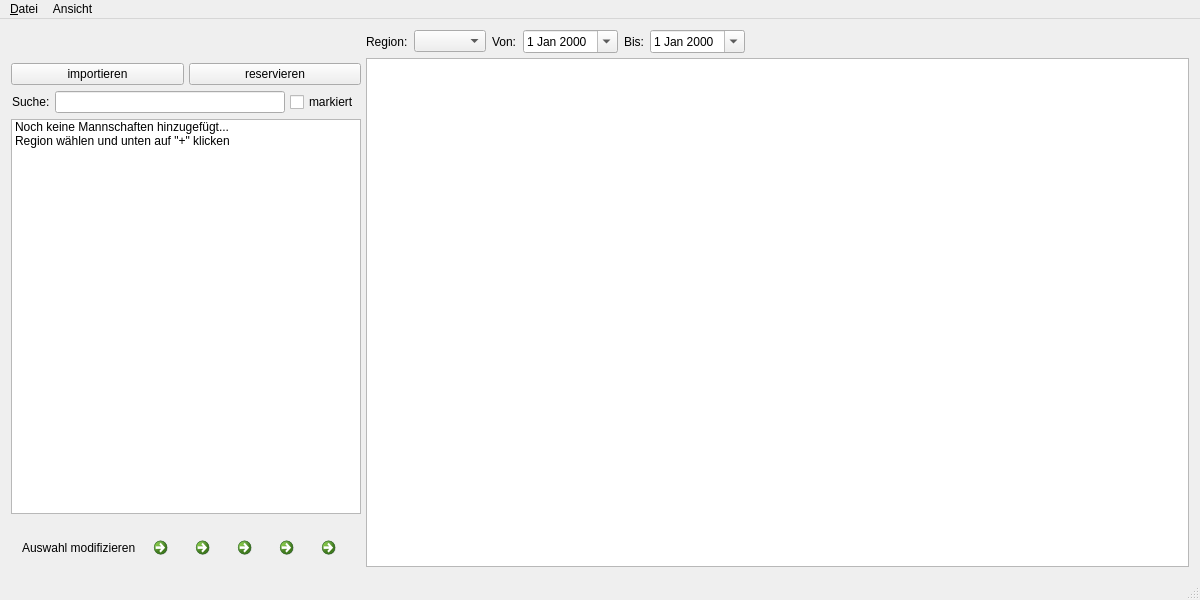
This is bin/mainwindow.ui in fupa/FuME as Qt 5 draws it before an edit. The edited form follows.
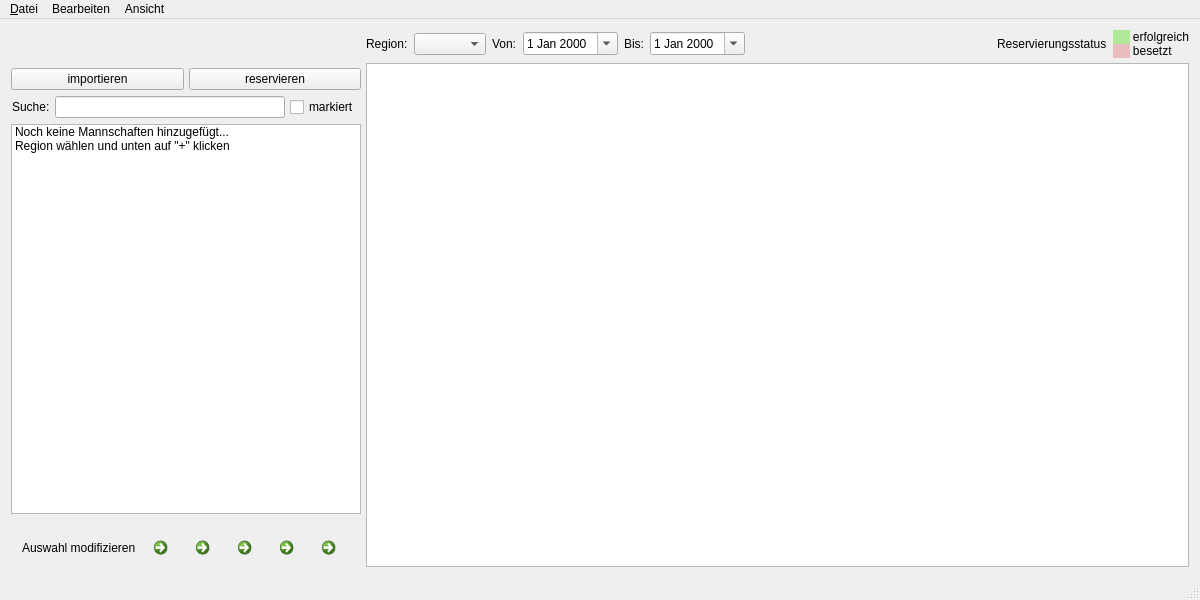
This is the edited form. Icons and pictures are not drawn.

```diff
--- a/bin/mainwindow.ui
+++ b/bin/mainwindow.ui
@@ -202,6 +202,20 @@
          </property>
         </spacer>
        </item>
+       <item>
+        <widget class="QLabel" name="label_6">
+         <property name="text">
+          <string>Reservierungsstatus</string>
+         </property>
+        </widget>
+       </item>
+       <item>
+        <widget class="QLabel" name="label_5">
+         <property name="text">
+          <string>&lt;html&gt;&lt;head/&gt;&lt;body&gt;&lt;p&gt;&lt;span style=&quot; background-color:#b0ea99;&quot;&gt;&amp;nbsp;&amp;nbsp;&amp;nbsp;&amp;nbsp;&amp;nbsp;&lt;/span&gt; erfolgreich&lt;br /&gt;&lt;span style=&quot; background-color:#eabdbe;&quot;&gt;&amp;nbsp;&amp;nbsp;&amp;nbsp;&amp;nbsp;&amp;nbsp;&lt;/span&gt; besetzt&lt;/p&gt;&lt;/body&gt;&lt;/html&gt;</string>
+         </property>
+        </widget>
+       </item>
       </layout>
      </widget>
     </item>
@@ -342,7 +356,19 @@
     <addaction name="separator"/>
     <addaction name="actionLog"/>
    </widget>
+   <widget class="QMenu" name="menuBearbeiten">
+    <property name="title">
+     <string>Bearbeiten</string>
+    </property>
+    <addaction name="actionSpiele"/>
+    <addaction name="actionImportieren"/>
+    <addaction name="separator"/>
+    <addaction name="actionReservierung"/>
+    <addaction name="actionHinzuf_gen_reservieren"/>
+    <addaction name="actionL_schen"/>
+   </widget>
    <addaction name="menuDatei"/>
+   <addaction name="menuBearbeiten"/>
    <addaction name="menuAnsicht"/>
   </widget>
   <action name="actionUeber">
```
Left out of the diff: 53 changed lines with no effect on the pictures.
